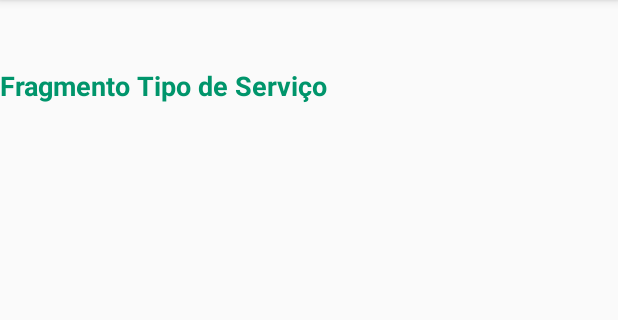
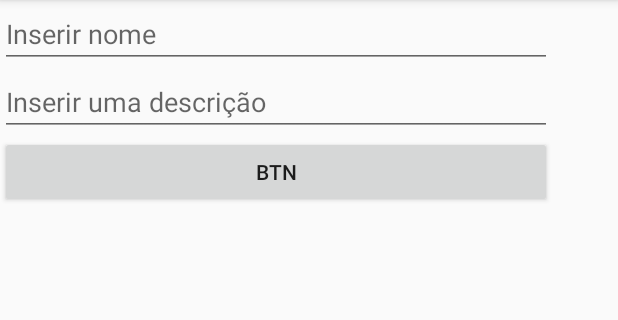
Before and after one commit to AlexsandroAN/SGOSI, an Android app: the fragment CadastroTipoServicoFragment shown on its own in the app's theme, on a phone screen of 412 x 824 dp, the part 84-404 px from its top. Run offline under Robolectric (Android 15) with nearby library versions, the phone set to English and light mode, and no system bars.

Commit message:
fragment

```diff
--- a/app/src/main/java/br/com/dae/sgosi/PrincipalActivity.java
+++ b/app/src/main/java/br/com/dae/sgosi/PrincipalActivity.java
@@ -15,7 +15,7 @@ import android.view.Menu;
 import android.view.MenuItem;
 
 import br.com.dae.sgosi.fragments.ModeloFragment;
-import br.com.dae.sgosi.fragments.TipoServicoFragment;
+import br.com.dae.sgosi.fragments.ListaTipoServicoFragment;
 
 public class PrincipalActivity extends AppCompatActivity
         implements NavigationView.OnNavigationItemSelectedListener {
@@ -30,7 +30,7 @@ public class PrincipalActivity extends AppCompatActivity
         Toolbar toolbar = (Toolbar) findViewById(R.id.toolbar);
         setSupportActionBar(toolbar);
 
-        FloatingActionButton fab = (FloatingActionButton) findViewById(R.id.fab);
+        FloatingActionButton fab = (FloatingActionButton) findViewById(R.id.novo);
         fab.setOnClickListener(new View.OnClickListener() {
             @Override
             public void onClick(View view) {
@@ -103,7 +103,7 @@ public class PrincipalActivity extends AppCompatActivity
 
         } else if (id == R.id.nav_tipo_servico) {
             setTitle("Tipo de Serviço");
-            fragmentManager.beginTransaction().replace(R.id.content_fragment, new TipoServicoFragment()).commit();
+            fragmentManager.beginTransaction().replace(R.id.content_fragment, new ListaTipoServicoFragment()).commit();
 
         } else if (id == R.id.nav_compartilhar) {
 
--- a/app/src/main/java/br/com/dae/sgosi/fragments/TipoServicoFragment.java
+++ b/app/src/main/java/br/com/dae/sgosi/fragments/CadastroTipoServicoFragment.java
@@ -1,31 +1,37 @@
 package br.com.dae.sgosi.fragments;
 
+import android.content.Context;
+import android.net.Uri;
 import android.os.Bundle;
-import android.support.v4.app.Fragment;
+import android.app.Fragment;
 import android.view.LayoutInflater;
 import android.view.View;
 import android.view.ViewGroup;
 
 import br.com.dae.sgosi.R;
 
-public class TipoServicoFragment extends Fragment {
+public class CadastroTipoServicoFragment extends Fragment {
+
 
     View view;
 
-    public TipoServicoFragment() {
+    public CadastroTipoServicoFragment() {
+        // Required empty public constructor
     }
+
 
     @Override
     public void onCreate(Bundle savedInstanceState) {
         super.onCreate(savedInstanceState);
-
     }
 
     @Override
     public View onCreateView(LayoutInflater inflater, ViewGroup container,
                              Bundle savedInstanceState) {
-        // Inflate the layout for this fragment
-        view =  inflater.inflate(R.layout.fragment_tipo_servico, container, false);
-    return  view;
+
+        view = inflater.inflate(R.layout.fragment_cadastro_tipo_servico, container, false);
+        return  view;
     }
+
+
 }
--- a/app/src/main/res/layout/app_bar_principal.xml
+++ b/app/src/main/res/layout/app_bar_principal.xml
@@ -23,11 +23,12 @@
     <include layout="@layout/content_principal" />
 
     <android.support.design.widget.FloatingActionButton
-        android:id="@+id/fab"
+        android:id="@+id/novo"
         android:layout_width="wrap_content"
         android:layout_height="wrap_content"
         android:layout_gravity="bottom|end"
         android:layout_margin="@dimen/fab_margin"
-        app:srcCompat="@android:drawable/ic_popup_sync" />
+        android:tint="@color/branco"
+        app:srcCompat="@android:drawable/ic_input_add" />
 
 </android.support.design.widget.CoordinatorLayout>
--- /dev/null
+++ b/app/src/main/res/layout/fragment_cadastro_tipo_servico.xml
@@ -0,0 +1,41 @@
+<RelativeLayout xmlns:android="http://schemas.android.com/apk/res/android"
+    xmlns:app="http://schemas.android.com/apk/res-auto"
+    xmlns:tools="http://schemas.android.com/tools"
+    android:layout_width="match_parent"
+    android:layout_height="match_parent"
+    app:layout_behavior="@string/appbar_scrolling_view_behavior"
+    tools:context="br.com.dae.sgosi.fragments.ModeloFragment"
+    tools:showIn="@layout/activity_principal">
+
+    <LinearLayout
+        android:layout_width="368dp"
+        android:layout_height="495dp"
+        android:orientation="vertical"
+        tools:layout_editor_absoluteX="8dp"
+        tools:layout_editor_absoluteY="8dp">
+
+        <EditText
+            android:id="@+id/edtNomeTipoServico"
+            android:layout_width="match_parent"
+            android:layout_height="wrap_content"
+            android:ems="10"
+            android:hint="Inserir nome"
+            android:inputType="textPersonName" />
+
+        <EditText
+            android:id="@+id/edtDescricaoTipoServico"
+            android:layout_width="match_parent"
+            android:layout_height="wrap_content"
+            android:ems="10"
+            android:hint="Inserir uma descrição"
+            android:inputType="textPersonName" />
+
+        <Button
+            android:id="@+id/btn_Poliform_TipoServico"
+            android:layout_width="match_parent"
+            android:layout_height="wrap_content"
+            android:text="btn" />
+    </LinearLayout>
+
+
+</RelativeLayout>
--- a/app/src/main/res/layout/fragment_tipo_servico.xml
+++ /dev/null
@@ -1,18 +0,0 @@
-<FrameLayout xmlns:android="http://schemas.android.com/apk/res/android"
-    xmlns:tools="http://schemas.android.com/tools"
-    android:layout_width="match_parent"
-    android:layout_height="match_parent"
-    tools:context="br.com.dae.sgosi.fragments.ModeloFragment">
-
-    <!-- TODO: Update blank fragment layout -->
-    <TextView
-        android:layout_width="match_parent"
-        android:layout_height="match_parent"
-        android:layout_gravity="center"
-        android:layout_marginTop="30sp"
-        android:text="@string/modelo_fragment_tipo_servico"
-        android:textColor="@color/colorPrimary"
-        android:textSize="18sp"
-        android:textStyle="bold" />
-
-</FrameLayout>
--- a/app/src/main/res/menu/activity_principal_drawer.xml
+++ b/app/src/main/res/menu/activity_principal_drawer.xml
@@ -20,8 +20,6 @@
              android:id="@+id/nav_manage"
              android:icon="@drawable/ic_menu_manage"
              android:title="Tools" />-->
-    </group>
-
         <item android:title="Cadastro">
             <menu>
                 <item
@@ -30,6 +28,8 @@
                     android:title="Tipo Serviço" />
             </menu>
         </item>
+
+    </group>
 
     <item android:title="Compartilhar">
         <menu>
--- a/app/src/main/res/values/colors.xml
+++ b/app/src/main/res/values/colors.xml
@@ -3,4 +3,5 @@
     <color name="colorPrimary">#00956B</color>
     <color name="colorPrimaryDark">#303F9F</color>
     <color name="colorAccent">#FF4081</color>
+    <color name="branco">#ffffff</color>
 </resources>
--- a/app/src/main/res/values/strings.xml
+++ b/app/src/main/res/values/strings.xml
@@ -10,4 +10,7 @@
     <string name="modelo_fragment">Fragmento Modelo</string>
 
     <string name="modelo_fragment_tipo_servico">Fragmento Tipo de Serviço</string>
+
+    <!-- TODO: Remove or change this placeholder text -->
+    <string name="hello_blank_fragment">Hello blank fragment</string>
 </resources>
```
Also changed, not shown: app/src/main/java/br/com/dae/sgosi/Util/Constantes.java (added, +14 -0 lines), app/src/main/java/br/com/dae/sgosi/dao/TipoServicoDAO.java (added, +100 -0 lines), app/src/main/java/br/com/dae/sgosi/entidade/TipoServico.java (added, +44 -0 lines), app/src/main/java/br/com/dae/sgosi/fragments/ListaTipoServicoFragment.java (added, +93 -0 lines), app/src/main/res/layout/fragment_lista_tipo_servico.xml (added, +16 -0 lines). Lines whose indentation alone changed are shown as unchanged.
